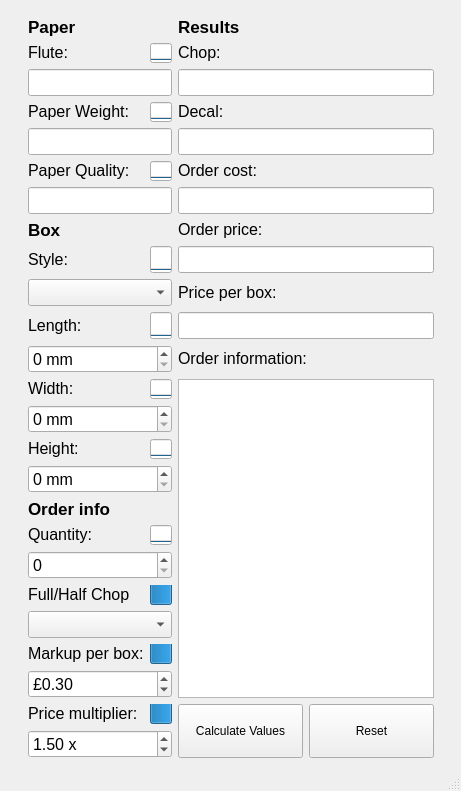
The window that QTFiles/FormFiles/BPViewer.ui (tommygod3/BoxPricer) describes before a commit, drawn with Qt 5.
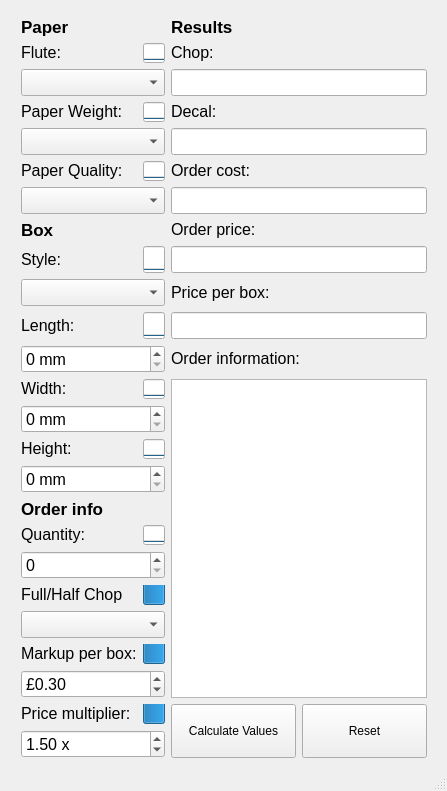
The same window after the commit.

The edit to the form file:
```diff
--- a/QTFiles/FormFiles/BPViewer.ui
+++ b/QTFiles/FormFiles/BPViewer.ui
@@ -6,7 +6,7 @@
    <rect>
     <x>0</x>
     <y>0</y>
-    <width>461</width>
+    <width>447</width>
     <height>785</height>
    </rect>
   </property>
@@ -28,7 +28,7 @@
       </property>
      </spacer>
     </item>
-    <item row="0" column="2">
+    <item row="0" column="1">
      <spacer name="verticalSpacer">
       <property name="orientation">
        <enum>Qt::Vertical</enum>
@@ -41,7 +41,7 @@
       </property>
      </spacer>
     </item>
-    <item row="1" column="1" colspan="2">
+    <item row="1" column="1">
      <layout class="QGridLayout" name="gridLayout">
       <item row="0" column="0">
        <widget class="QLabel" name="labelPaper">
@@ -147,27 +147,6 @@
         </property>
        </widget>
       </item>
-      <item row="2" column="0" colspan="2">
-       <widget class="QLineEdit" name="lineEditFlute">
-        <property name="sizePolicy">
-         <sizepolicy hsizetype="Minimum" vsizetype="Fixed">
-          <horstretch>0</horstretch>
-          <verstretch>0</verstretch>
-         </sizepolicy>
-        </property>
-        <property name="font">
-         <font>
-          <pointsize>12</pointsize>
-         </font>
-        </property>
-        <property name="focusPolicy">
-         <enum>Qt::StrongFocus</enum>
-        </property>
-        <property name="autoFillBackground">
-         <bool>false</bool>
-        </property>
-       </widget>
-      </item>
       <item row="2" column="2" colspan="2">
        <widget class="QLineEdit" name="lineReadChop">
         <property name="sizePolicy">
@@ -256,27 +235,6 @@
         </property>
        </widget>
       </item>
-      <item row="4" column="0" colspan="2">
-       <widget class="QLineEdit" name="lineEditPW">
-        <property name="sizePolicy">
-         <sizepolicy hsizetype="Minimum" vsizetype="Fixed">
-          <horstretch>0</horstretch>
-          <verstretch>0</verstretch>
-         </sizepolicy>
-        </property>
-        <property name="font">
-         <font>
-          <pointsize>12</pointsize>
-         </font>
-        </property>
-        <property name="focusPolicy">
-         <enum>Qt::StrongFocus</enum>
-        </property>
-        <property name="autoFillBackground">
-         <bool>false</bool>
-        </property>
-       </widget>
-      </item>
       <item row="4" column="2" colspan="2">
        <widget class="QLineEdit" name="lineReadDecal">
         <property name="sizePolicy">
@@ -365,27 +323,6 @@
         </property>
        </widget>
       </item>
-      <item row="6" column="0" colspan="2">
-       <widget class="QLineEdit" name="lineEditPQ">
-        <property name="sizePolicy">
-         <sizepolicy hsizetype="Minimum" vsizetype="Fixed">
-          <horstretch>0</horstretch>
-          <verstretch>0</verstretch>
-         </sizepolicy>
-        </property>
-        <property name="font">
-         <font>
-          <pointsize>12</pointsize>
-         </font>
-        </property>
-        <property name="focusPolicy">
-         <enum>Qt::StrongFocus</enum>
-        </property>
-        <property name="autoFillBackground">
-         <bool>false</bool>
-        </property>
-       </widget>
-      </item>
       <item row="6" column="2" colspan="2">
        <widget class="QLineEdit" name="lineReadCost">
         <property name="sizePolicy">
@@ -1129,9 +1066,63 @@
         </property>
        </widget>
       </item>
+      <item row="4" column="0" colspan="2">
+       <widget class="QComboBox" name="comboBoxPW">
+        <property name="sizePolicy">
+         <sizepolicy hsizetype="Minimum" vsizetype="Fixed">
+          <horstretch>0</horstretch>
+          <verstretch>0</verstretch>
+         </sizepolicy>
+        </property>
+        <property name="font">
+         <font>
+          <pointsize>12</pointsize>
+         </font>
+        </property>
+        <property name="currentIndex">
+         <number>-1</number>
+        </property>
+       </widget>
+      </item>
+      <item row="2" column="0" colspan="2">
+       <widget class="QComboBox" name="comboBoxFlute">
+        <property name="sizePolicy">
+         <sizepolicy hsizetype="Minimum" vsizetype="Fixed">
+          <horstretch>0</horstretch>
+          <verstretch>0</verstretch>
+         </sizepolicy>
+        </property>
+        <property name="font">
+         <font>
+          <pointsize>12</pointsize>
+         </font>
+        </property>
+        <property name="currentIndex">
+         <number>-1</number>
+        </property>
+       </widget>
+      </item>
+      <item row="6" column="0" colspan="2">
+       <widget class="QComboBox" name="comboBoxPQ">
+        <property name="sizePolicy">
+         <sizepolicy hsizetype="Minimum" vsizetype="Fixed">
+          <horstretch>0</horstretch>
+          <verstretch>0</verstretch>
+         </sizepolicy>
+        </property>
+        <property name="font">
+         <font>
+          <pointsize>12</pointsize>
+         </font>
+        </property>
+        <property name="currentIndex">
+         <number>-1</number>
+        </property>
+       </widget>
+      </item>
      </layout>
     </item>
-    <item row="1" column="3">
+    <item row="1" column="2">
      <spacer name="horizontalSpacer_2">
       <property name="orientation">
        <enum>Qt::Horizontal</enum>
```
Left out of the diff: 5 changed lines with no effect on the pictures.
